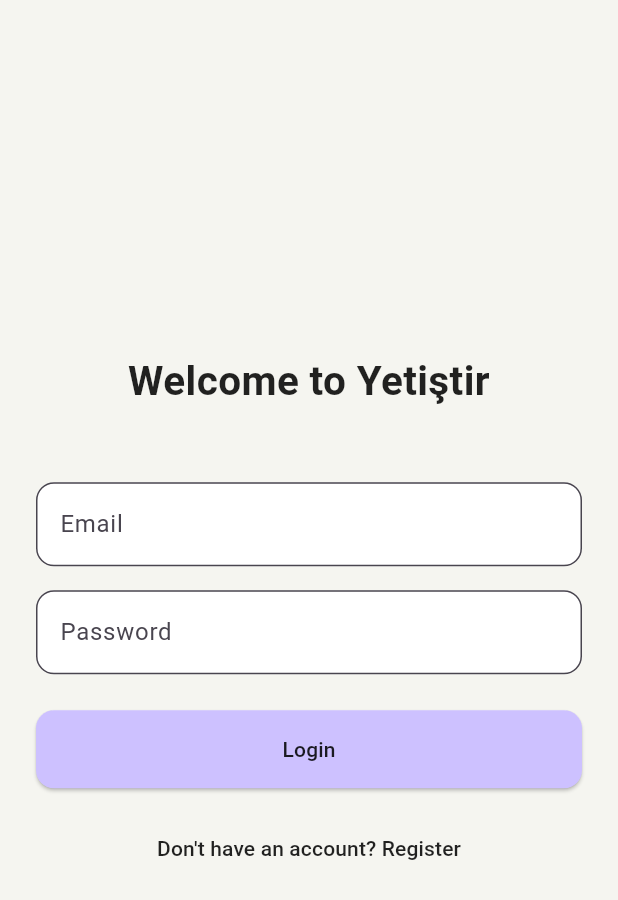
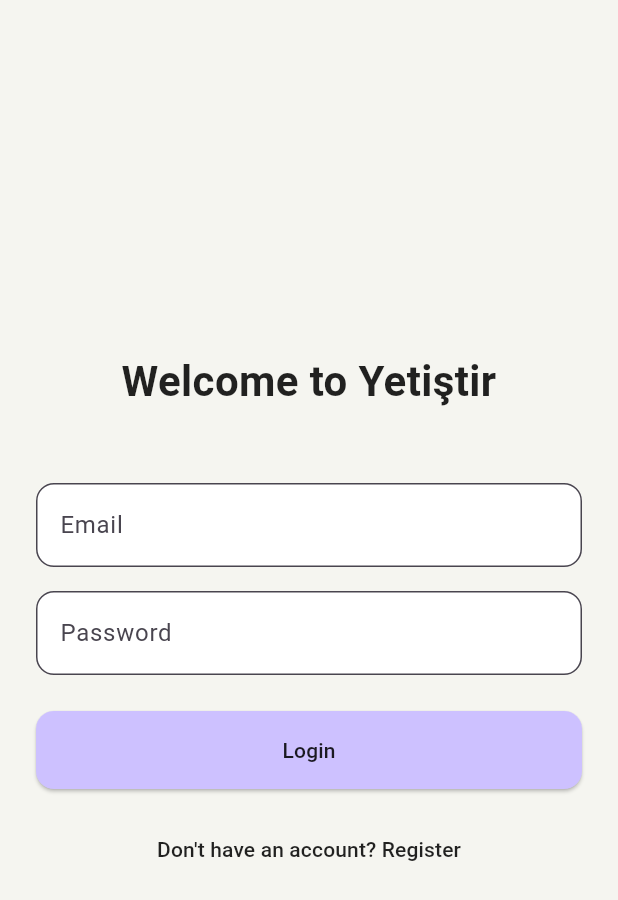
Before and after one commit to todo-app-mobile-programming-iuc/frontend, a Flutter app: the screen it shows after launch, on a phone screen of 412 x 824 dp. Shown: the top 900 px of the screen. Run offline on Flutter 3.47's test engine with Material 3 defaults, Android fonts, the light colour scheme and no system bars; our stand-ins replace image_picker.

Commit message:
test commit

```diff
--- a/lib/screens/login_page.dart
+++ b/lib/screens/login_page.dart
@@ -25,7 +25,7 @@
               Text(
                 'Welcome to Yetiştir',
                 style: TextStyle(
-                  fontSize: 27,
+                  fontSize: 28,
                   fontWeight: FontWeight.bold,
                   color: Colors.black87,
                 ),
```
